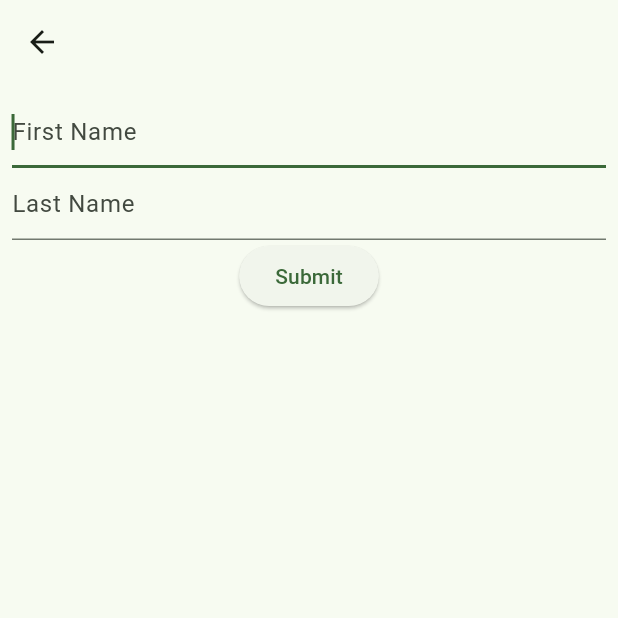
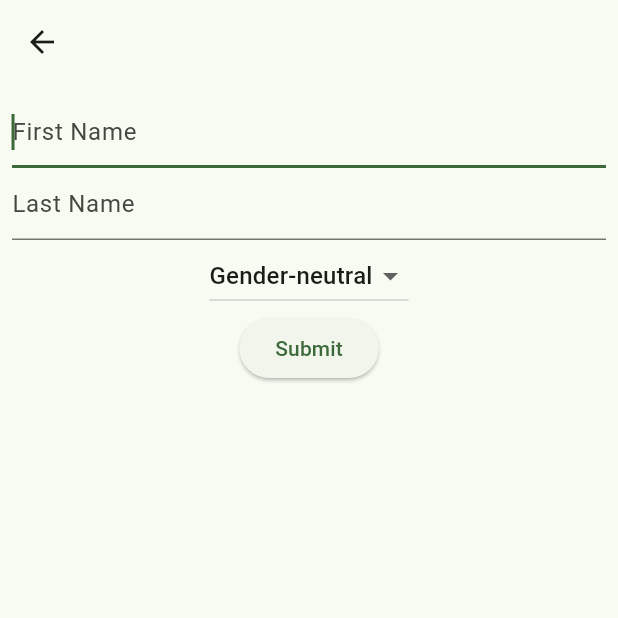
Before and after one commit to crosspolar/whatstheirname, a Flutter app: the AddUpdatePersonPage screen opened directly, on a phone screen of 412 x 824 dp, the top half of it. Run offline on Flutter 3.47's test engine with Material 3 defaults, Android fonts, the phone set to English and light mode, and no system bars.

Commit message:
add: gender to person-model

```diff
--- a/lib/main.dart
+++ b/lib/main.dart
@@ -17,7 +17,8 @@ void main() {
         home: PersonOverview(
           persons: List.generate(
             5,
-            (i) => Person(
+                (i) =>
+                Person(
                   firstName: 'Person $i',
                   description: 'A description of Person $i',
                 ),
@@ -74,7 +75,8 @@ class PersonOverviewState extends State<PersonOverview> {
               Navigator.push(
                 context,
                 MaterialPageRoute(
-                  builder: (context) => DetailScreen(
+                  builder: (context) =>
+                      DetailScreen(
                         person: persons[index],
                         otherPersons: persons,
                       ),
@@ -127,11 +129,13 @@ class DetailScreen extends StatelessWidget {
         child: Column(
           children: <Widget>[
             Text(person.description),
+            Text(person.gender.label),
             Expanded(
               child: ListView.builder(
                 itemCount: allRelations.length,
-                itemBuilder: (context, index) => ListTile(
-                  leading: const Icon(Icons.person_2_outlined),
+                itemBuilder: (context, index) =>
+                    ListTile(
+                      leading: const Icon(Icons.supervisor_account),
                       title: Text(allRelations[index].toString()),
                       trailing: IconButton(
                         icon: const Icon(Icons.remove_circle_outline),
@@ -175,7 +179,9 @@ class AddUpdatePersonPageState extends State<AddUpdatePersonPage> {
   final _formKey = GlobalKey<FormState>();
   final firstNameController = TextEditingController();
   final lastNameController = TextEditingController();
+
   bool isUpdate = false;
+  Gender? selectedGender;
 
   @override
   void initState() {
@@ -184,6 +190,7 @@ class AddUpdatePersonPageState extends State<AddUpdatePersonPage> {
     isUpdate = widget.person.id != null;
     firstNameController.text = widget.person.firstName;
     lastNameController.text = widget.person.lastName;
+    selectedGender = widget.person.gender;
   }
 
   @override
@@ -211,12 +218,26 @@ class AddUpdatePersonPageState extends State<AddUpdatePersonPage> {
                     decoration: const InputDecoration(hintText: 'Last Name'),
                     controller: lastNameController,
                   ),
+                  DropdownButton<Gender>(
+                      value: selectedGender,
+                      onChanged: (Gender? gender) {
+                        setState(() {
+                          selectedGender = gender;
+                        });
+                      },
+                      items: Gender.values.map((Gender gender) {
+                        return DropdownMenuItem<Gender>(
+                            value: gender,
+                            child: Text(gender.label));
+                      }).toList(),
+                  ),
                   ElevatedButton(
                     onPressed: () {
                       // Validate returns true if the form is valid, or false otherwise.
                       if (_formKey.currentState!.validate()) {
                         final p = Person(
                             id: widget.person.id,
+                            gender: selectedGender!,
                             firstName: firstNameController.text,
                             lastName: lastNameController.text);
                         Navigator.pop(context, p);
--- a/lib/models/persons.dart
+++ b/lib/models/persons.dart
@@ -3,12 +3,14 @@ class Person {
   final String firstName;
   final String lastName;
   final String description;
+  final Gender gender;
 
   const Person(
       {this.id,
-        this.firstName = '',
-        this.lastName = '',
-        this.description = ''});
+      this.firstName = '',
+      this.lastName = '',
+      this.description = '',
+      this.gender = Gender.genderNeutral});
 
   @override
   String toString() {
@@ -19,3 +21,13 @@ class Person {
     return '$firstName $lastName';
   }
 }
+
+enum Gender {
+  male("Male"),
+  female("Female"),
+  genderNeutral("Gender-neutral");
+
+  const Gender(this.label);
+
+  final String label;
+}
```
Also changed, not shown: lib/models/relationship.dart (+0 -12 lines). Lines whose indentation alone changed are shown as unchanged.
